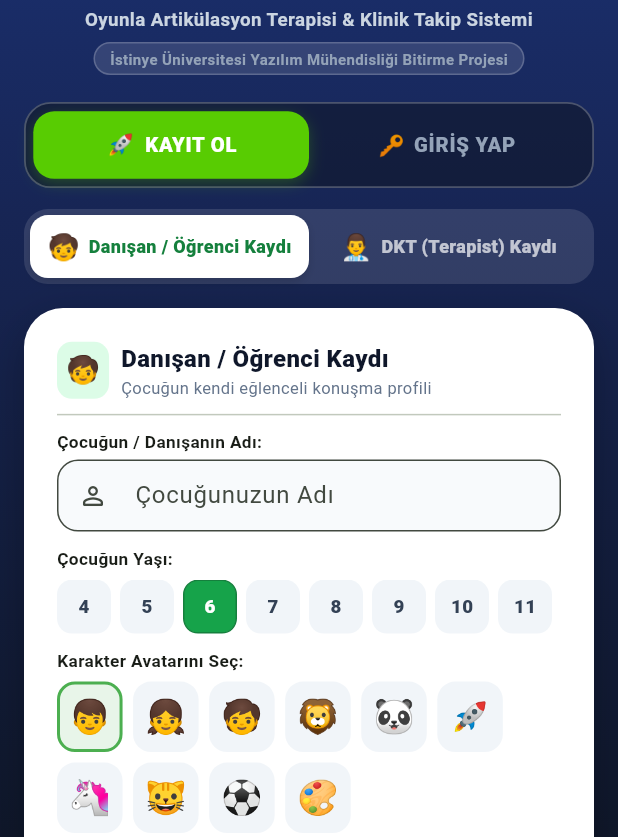
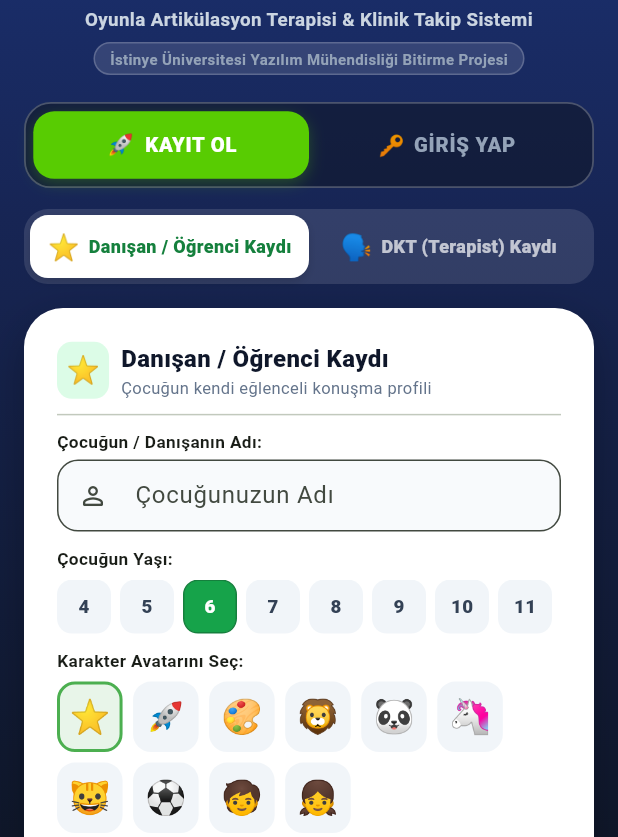
Before and after one commit to betulgul5634-wq/SesYolundaEglence, a Flutter app: the screen it shows after launch, on a phone screen of 412 x 824 dp, the part 399-1236 px from its top. Run offline on Flutter 3.47's test engine with Material 3 defaults, Android fonts, the phone set to English and light mode, and no system bars; missing offline and left inert: dart:html, dart:js, dart:ui_web; Roboto replaces fonts that are missing (Nunito).

Commit message:
style: replace gendered icons with neutral, professional symbols (star for client, speech for therapist)

```diff
--- a/mobile/lib/models/reward_state.dart
+++ b/mobile/lib/models/reward_state.dart
@@ -198,7 +198,7 @@ class RewardState extends ChangeNotifier {
         _profiles.add(StudentProfile(
           id: 'profile_1',
           name: 'Can',
-          avatar: '👦',
+          avatar: '⭐',
           gems: _gems,
           hearts: _hearts,
           totalStars: _totalStars,
@@ -541,7 +541,7 @@ class RewardState extends ChangeNotifier {
   }
 
   final Set<String> _unlockedBadges = {'ilk_adim', 'kelime_avcisi', 'ses_kesfi', 'yildiz_koleksiyoncusu'};
-  String _activeAvatar = '👦';
+  String _activeAvatar = '⭐';
   String _activeCharacterName = 'SÜPER KAHRAMAN CAN';
   String _activeCharacterId = 'char_skater_can';
   final Set<String> _unlockedCharacters = {'char_skater_can', 'char_ninja', 'char_dino'};
--- a/mobile/lib/screens/onboarding_auth_screen.dart
+++ b/mobile/lib/screens/onboarding_auth_screen.dart
@@ -41,7 +41,7 @@ class _OnboardingAuthScreenState extends State<OnboardingAuthScreen>
   final TextEditingController _childPasswordCtrl = TextEditingController();
   final TextEditingController _childTherapistCodeCtrl = TextEditingController();
   int _childAge = 6;
-  String _selectedChildAvatar = '👦';
+  String _selectedChildAvatar = '⭐';
 
   // ── DKT Terapist Kayıt Kontrolcüleri ──
   final TextEditingController _therapistNameCtrl = TextEditingController();
@@ -62,7 +62,7 @@ class _OnboardingAuthScreenState extends State<OnboardingAuthScreen>
   final TextEditingController _loginTherapistEmailCtrl = TextEditingController();
   final TextEditingController _loginTherapistPassCtrl = TextEditingController();
 
-  final List<String> _avatars = ['👦', '👧', '🧒', '🦁', '🐼', '🚀', '🦄', '🐱', '⚽', '🎨'];
+  final List<String> _avatars = ['⭐', '🚀', '🎨', '🦁', '🐼', '🦄', '🐱', '⚽', '🧒', '👧'];
   final List<int> _ages = [4, 5, 6, 7, 8, 9, 10, 11, 12];
 
   @override
@@ -410,7 +410,7 @@ class _OnboardingAuthScreenState extends State<OnboardingAuthScreen>
                 child: Row(
                   mainAxisAlignment: MainAxisAlignment.center,
                   children: [
-                    const Text('🧒', style: TextStyle(fontSize: 17)),
+                    const Text('⭐', style: TextStyle(fontSize: 17)),
                     const SizedBox(width: 6),
                     Text(
                       _mainMode == 'register' ? 'Danışan / Öğrenci Kaydı' : 'Danışan Girişi',
@@ -444,7 +444,7 @@ class _OnboardingAuthScreenState extends State<OnboardingAuthScreen>
                 child: Row(
                   mainAxisAlignment: MainAxisAlignment.center,
                   children: [
-                    const Text('👨‍⚕️', style: TextStyle(fontSize: 17)),
+                    const Text('🗣️', style: TextStyle(fontSize: 17)),
                     const SizedBox(width: 6),
                     Text(
                       _mainMode == 'register' ? 'DKT (Terapist) Kaydı' : 'DKT Girişi',
@@ -503,7 +503,7 @@ class _OnboardingAuthScreenState extends State<OnboardingAuthScreen>
             Container(
               padding: const EdgeInsets.all(6),
               decoration: BoxDecoration(color: const Color(0xFFDCFCE7), borderRadius: BorderRadius.circular(10)),
-              child: const Text('🧒', style: TextStyle(fontSize: 18)),
+              child: const Text('⭐', style: TextStyle(fontSize: 18)),
             ),
             const SizedBox(width: 8),
             const Expanded(
@@ -718,7 +718,7 @@ class _OnboardingAuthScreenState extends State<OnboardingAuthScreen>
             Container(
               padding: const EdgeInsets.all(6),
               decoration: BoxDecoration(color: const Color(0xFFE0F2FE), borderRadius: BorderRadius.circular(10)),
-              child: const Text('👨‍⚕️', style: TextStyle(fontSize: 18)),
+              child: const Text('🗣️', style: TextStyle(fontSize: 18)),
             ),
             const SizedBox(width: 8),
             const Expanded(
@@ -995,7 +995,7 @@ class _OnboardingAuthScreenState extends State<OnboardingAuthScreen>
     _sfx.playVictoryFanfare();
     ScaffoldMessenger.of(context).showSnackBar(
       SnackBar(
-        content: Text('👨‍⚕️ Hoş geldiniz $name! DKT Klinik Portalınız açılıyor...'),
+        content: Text('🗣️ Hoş geldiniz $name! DKT Klinik Portalınız açılıyor...'),
         backgroundColor: const Color(0xFF0284C7),
       ),
     );
@@ -1014,7 +1014,7 @@ class _OnboardingAuthScreenState extends State<OnboardingAuthScreen>
             Container(
               padding: const EdgeInsets.all(6),
               decoration: BoxDecoration(color: const Color(0xFFDCFCE7), borderRadius: BorderRadius.circular(10)),
-              child: const Text('🧒', style: TextStyle(fontSize: 18)),
+              child: const Text('⭐', style: TextStyle(fontSize: 18)),
             ),
             const SizedBox(width: 8),
             const Expanded(
@@ -1136,7 +1136,7 @@ class _OnboardingAuthScreenState extends State<OnboardingAuthScreen>
             Container(
               padding: const EdgeInsets.all(6),
               decoration: BoxDecoration(color: const Color(0xFFE0F2FE), borderRadius: BorderRadius.circular(10)),
-              child: const Text('👨‍⚕️', style: TextStyle(fontSize: 18)),
+              child: const Text('🗣️', style: TextStyle(fontSize: 18)),
             ),
             const SizedBox(width: 8),
             const Expanded(
@@ -1165,7 +1165,7 @@ class _OnboardingAuthScreenState extends State<OnboardingAuthScreen>
               const CircleAvatar(
                 radius: 20,
                 backgroundColor: Color(0xFFE0F2FE),
-                child: Text('👨‍⚕️', style: TextStyle(fontSize: 22)),
+                child: Text('🗣️', style: TextStyle(fontSize: 22)),
               ),
               const SizedBox(width: 10),
               Expanded(
--- a/mobile/lib/widgets/student_profiles_dialog.dart
+++ b/mobile/lib/widgets/student_profiles_dialog.dart
@@ -20,13 +20,13 @@ class _StudentProfilesDialogState extends State<StudentProfilesDialog> {
   final SoundEffectsService _sfx = SoundEffectsService();
 
   static const List<String> kAvailableAvatars = [
-    '👦', '👧', '🧒', '🦁', '🐼', '🐱', '🚀', '🦄', '⚽', '🎨'
+    '⭐', '🚀', '🎨', '🦁', '🐼', '🐱', '🦄', '⚽', '🧒', '👧', '👦'
   ];
 
   void _showAddStudentDialog() {
     _sfx.playPopSound();
     final nameController = TextEditingController();
-    String selectedAvatar = '👦';
+    String selectedAvatar = '⭐';
 
     showDialog(
       context: context,
```
